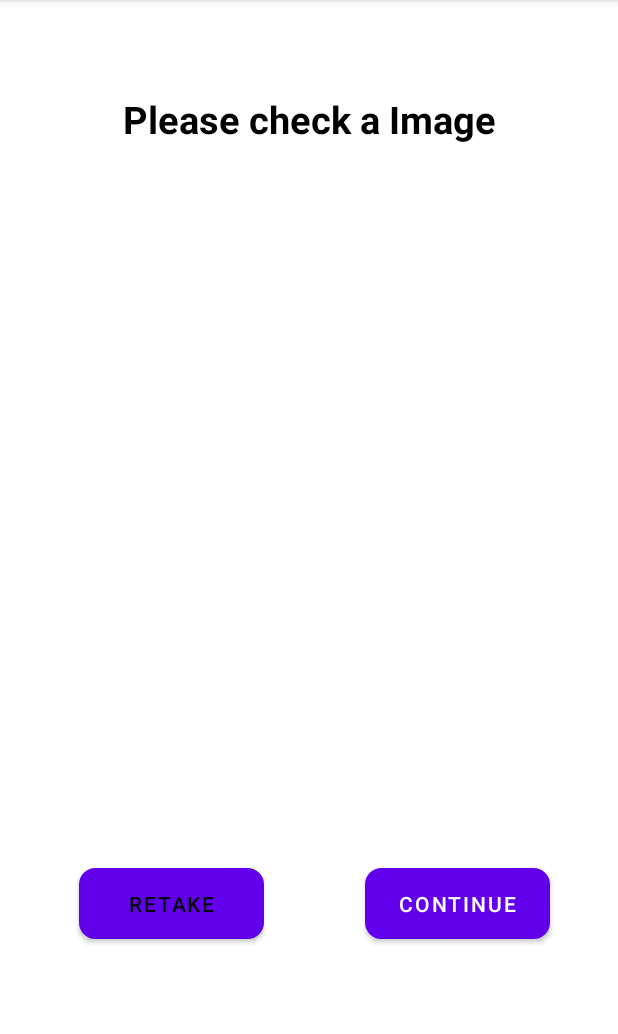
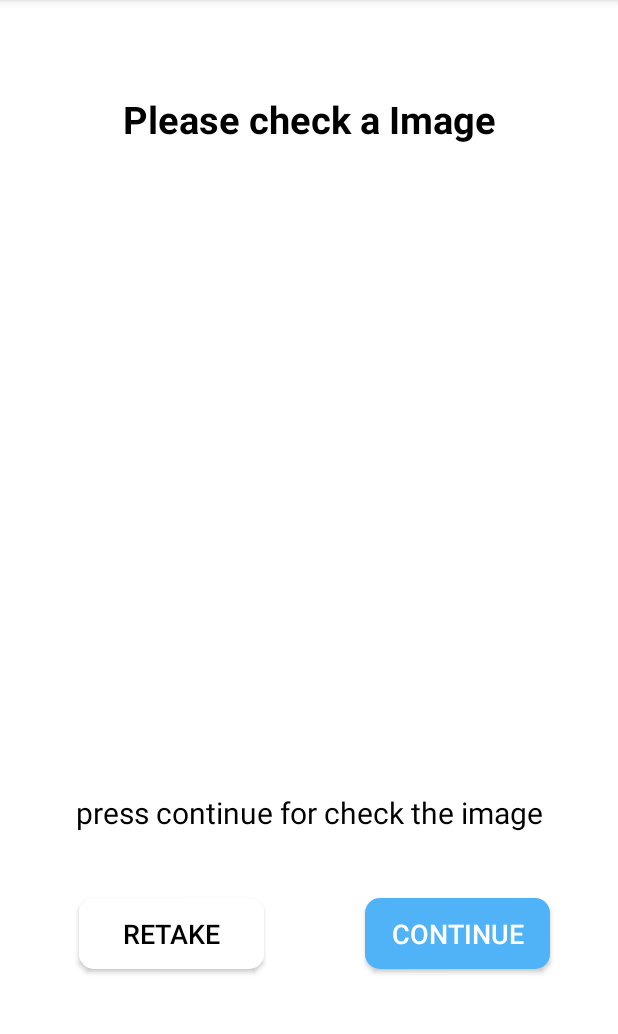
Before and after one commit to MirageTHE69/EmergencyApp, an Android app: the Image_loader screen opened directly, with no data from a screen before it, on a phone screen of 412 x 824 dp, the part 84-1118 px from its top. Run offline under Robolectric (Android 15) with nearby library versions, the phone set to English and light mode, and no system bars.

Commit message:
Dhruv itvala your work for tommorow watch main activity.xml :Mirage  23:40

```diff
--- a/app/src/main/res/drawable/continue_btn.xml
+++ b/app/src/main/res/drawable/continue_btn.xml
@@ -2,7 +2,7 @@
 <shape
 xmlns:android="http://schemas.android.com/apk/res/android"
 android:shape="rectangle">
-    <stroke android:width="2dp" android:color="#aeb8bf" />
+
     <solid android:color="#50B3F7" />
     <corners
         android:radius="10dp"/>
--- a/app/src/main/res/drawable/retake_btn.xml
+++ b/app/src/main/res/drawable/retake_btn.xml
@@ -2,7 +2,7 @@
 <shape
 xmlns:android="http://schemas.android.com/apk/res/android"
 android:shape="rectangle">
-    <stroke android:width="2dp" android:color="#aeb8bf" />
+
     <solid android:color="@color/white" />
     <corners
         android:radius="10dp"/>
--- a/app/src/main/res/layout/activity_image_loader.xml
+++ b/app/src/main/res/layout/activity_image_loader.xml
@@ -34,33 +34,47 @@
         app:layout_constraintTop_toBottomOf="@+id/textView"
         app:srcCompat="@drawable/rounded_corners" />
 
-    <Button
+
+    <TextView
+        android:layout_width="wrap_content"
+        android:layout_height="wrap_content"
+        android:layout_marginTop="25dp"
+        android:text="press continue for check the image"
+        android:textColor="@color/black"
+        android:textSize="20dp"
+        app:layout_constraintEnd_toEndOf="parent"
+        app:layout_constraintStart_toStartOf="parent"
+        app:layout_constraintTop_toBottomOf="@+id/click_image" />
+
+    <androidx.appcompat.widget.AppCompatButton
         android:id="@+id/button2"
         android:layout_width="123dp"
         android:layout_height="47dp"
         android:layout_marginStart="35dp"
         android:layout_marginLeft="35dp"
-        android:layout_marginTop="76dp"
+        android:layout_marginTop="96dp"
         android:layout_marginEnd="60dp"
         android:layout_marginRight="60dp"
         android:background="@drawable/retake_btn"
         android:text="Retake"
         android:textColor="@color/black"
+        android:textSize="18dp"
         app:layout_constraintEnd_toStartOf="@+id/button3"
         app:layout_constraintStart_toStartOf="parent"
         app:layout_constraintTop_toBottomOf="@+id/click_image"
         app:srcCompat="@drawable/home_page1" />
 
-    <Button
+    <androidx.appcompat.widget.AppCompatButton
         android:id="@+id/button3"
         android:layout_width="123dp"
         android:layout_height="47dp"
-        android:layout_marginTop="76dp"
+        android:layout_marginTop="96dp"
         android:layout_marginEnd="35dp"
         android:layout_marginRight="35dp"
         android:background="@drawable/continue_btn"
         android:text="Continue"
         android:textColor="@color/white"
+        android:textSize="18dp"
         app:layout_constraintEnd_toEndOf="parent"
         app:layout_constraintTop_toBottomOf="@+id/click_image" />
 
```
